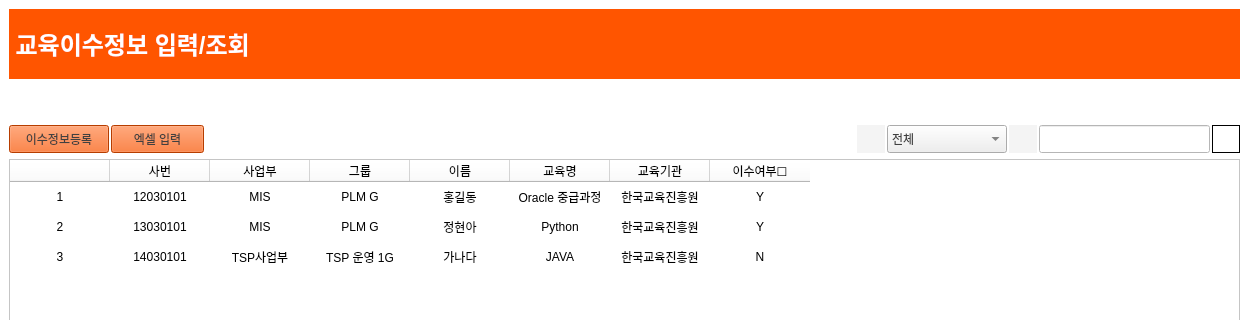
First picture: the form in edu_list.ui, repository hyeona-jeong/HRIS, before the edit; both pictures show x 0 to 1249 and y 0 to 320 of the 1249 by 942 pixel window.
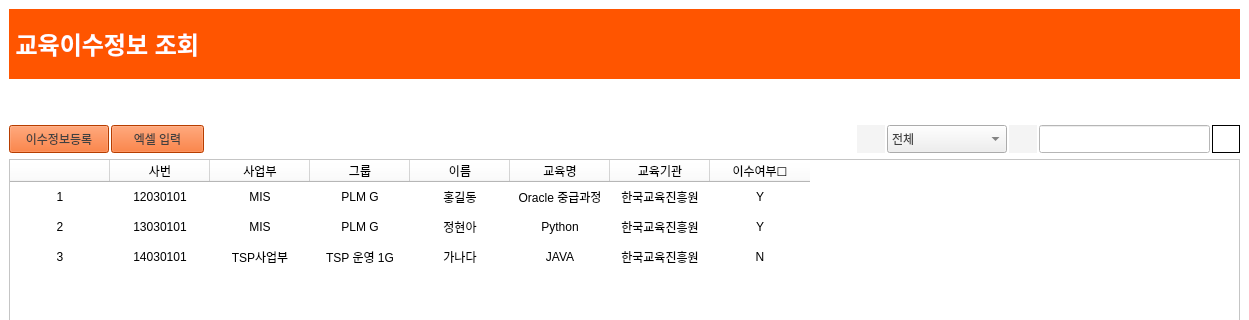
Second picture: the form after the edit. Icons and pictures are not drawn.

Diff of the .ui file:
```diff
--- a/edu_list.ui
+++ b/edu_list.ui
@@ -490,7 +490,7 @@
 colorL white;</string>
         </property>
         <property name="text">
-         <string>&lt;html&gt;&lt;head/&gt;&lt;body&gt;&lt;p&gt;&lt;span style=&quot; font-size:18pt; font-weight:600; color:#ffffff;&quot;&gt; 교육이수정보 입력/조회&lt;/span&gt;&lt;/p&gt;&lt;/body&gt;&lt;/html&gt;</string>
+         <string>&lt;html&gt;&lt;head/&gt;&lt;body&gt;&lt;p&gt;&lt;span style=&quot; font-size:18pt; font-weight:600; color:#ffffff;&quot;&gt; 교육이수정보 조회&lt;/span&gt;&lt;/p&gt;&lt;/body&gt;&lt;/html&gt;</string>
         </property>
        </widget>
       </item>
```
Left out of the diff: 6 changed lines with no effect on the pictures.
